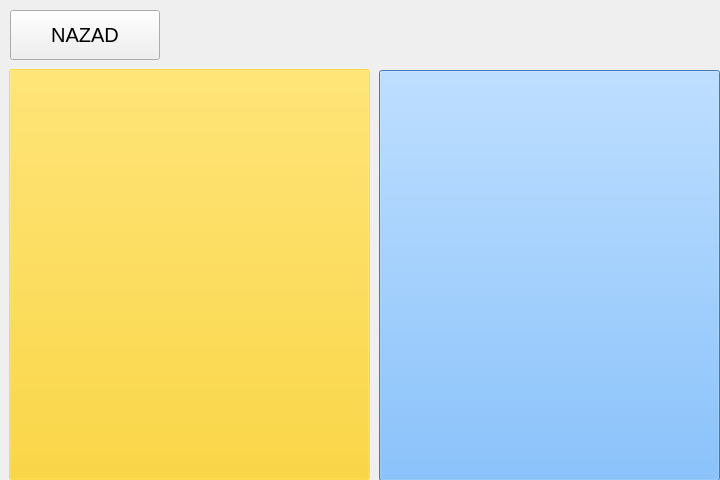
The window that Robot/Python/run/screen2.ui (aSrki/Eurobot2024) describes before a commit, drawn with Qt 5.
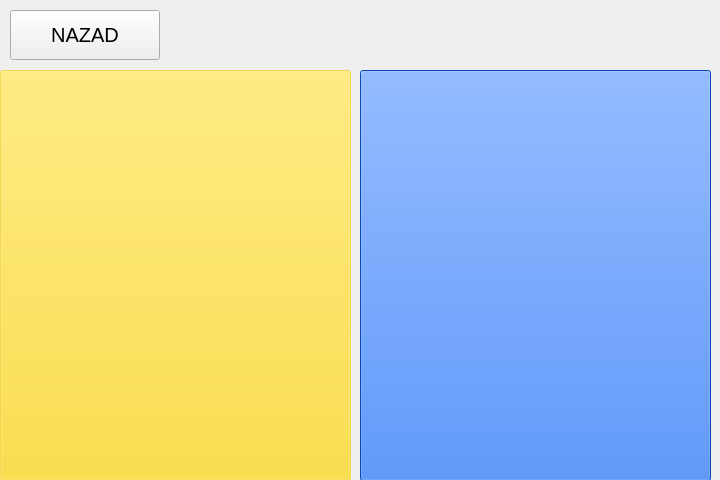
The same window after the commit.

What changed in the file:
```diff
--- a/Robot/Python/run/screen2.ui
+++ b/Robot/Python/run/screen2.ui
@@ -16,562 +16,12 @@
   <widget class="QPushButton" name="button_zuta">
    <property name="geometry">
     <rect>
-     <x>9</x>
-     <y>69</y>
-     <width>361</width>
+     <x>0</x>
+     <y>70</y>
+     <width>351</width>
      <height>411</height>
     </rect>
    </property>
-   <property name="palette">
-    <palette>
-     <active>
-      <colorrole role="WindowText">
-       <brush brushstyle="SolidPattern">
-        <color alpha="255">
-         <red>255</red>
-         <green>204</green>
-         <blue>0</blue>
-        </color>
-       </brush>
-      </colorrole>
-      <colorrole role="Button">
-       <brush brushstyle="SolidPattern">
-        <color alpha="255">
-         <red>255</red>
-         <green>204</green>
-         <blue>0</blue>
-        </color>
-       </brush>
-      </colorrole>
-      <colorrole role="Light">
-       <brush brushstyle="SolidPattern">
-        <color alpha="255">
-         <red>255</red>
-         <green>204</green>
-         <blue>0</blue>
-        </color>
-       </brush>
-      </colorrole>
-      <colorrole role="Midlight">
-       <brush brushstyle="SolidPattern">
-        <color alpha="255">
-         <red>255</red>
-         <green>204</green>
-         <blue>0</blue>
-        </color>
-       </brush>
-      </colorrole>
-      <colorrole role="Dark">
-       <brush brushstyle="SolidPattern">
-        <color alpha="255">
-         <red>255</red>
-         <green>204</green>
-         <blue>0</blue>
-        </color>
-       </brush>
-      </colorrole>
-      <colorrole role="Mid">
-       <brush brushstyle="SolidPattern">
-        <color alpha="255">
-         <red>255</red>
-         <green>204</green>
-         <blue>0</blue>
-        </color>
-       </brush>
-      </colorrole>
-      <colorrole role="Text">
-       <brush brushstyle="SolidPattern">
-        <color alpha="255">
-         <red>255</red>
-         <green>204</green>
-         <blue>0</blue>
-        </color>
-       </brush>
-      </colorrole>
-      <colorrole role="BrightText">
-       <brush brushstyle="SolidPattern">
-        <color alpha="255">
-         <red>255</red>
-         <green>204</green>
-         <blue>0</blue>
-        </color>
-       </brush>
-      </colorrole>
-      <colorrole role="ButtonText">
-       <brush brushstyle="SolidPattern">
-        <color alpha="255">
-         <red>255</red>
-         <green>204</green>
-         <blue>0</blue>
-        </color>
-       </brush>
-      </colorrole>
-      <colorrole role="Base">
-       <brush brushstyle="SolidPattern">
-        <color alpha="255">
-         <red>255</red>
-         <green>204</green>
-         <blue>0</blue>
-        </color>
-       </brush>
-      </colorrole>
-      <colorrole role="Window">
-       <brush brushstyle="SolidPattern">
-        <color alpha="255">
-         <red>255</red>
-         <green>204</green>
-         <blue>0</blue>
-        </color>
-       </brush>
-      </colorrole>
-      <colorrole role="Shadow">
-       <brush brushstyle="SolidPattern">
-        <color alpha="255">
-         <red>255</red>
-         <green>204</green>
-         <blue>0</blue>
-        </color>
-       </brush>
-      </colorrole>
-      <colorrole role="Highlight">
-       <brush brushstyle="SolidPattern">
-        <color alpha="255">
-         <red>255</red>
-         <green>204</green>
-         <blue>0</blue>
-        </color>
-       </brush>
-      </colorrole>
-      <colorrole role="HighlightedText">
-       <brush brushstyle="SolidPattern">
-        <color alpha="255">
-         <red>255</red>
-         <green>204</green>
-         <blue>0</blue>
-        </color>
-       </brush>
-      </colorrole>
-      <colorrole role="Link">
-       <brush brushstyle="SolidPattern">
-        <color alpha="255">
-         <red>255</red>
-         <green>204</green>
-         <blue>0</blue>
-        </color>
-       </brush>
-      </colorrole>
-      <colorrole role="LinkVisited">
-       <brush brushstyle="SolidPattern">
-        <color alpha="255">
-         <red>255</red>
-         <green>204</green>
-         <blue>0</blue>
-        </color>
-       </brush>
-      </colorrole>
-      <colorrole role="AlternateBase">
-       <brush brushstyle="SolidPattern">
-        <color alpha="255">
-         <red>255</red>
-         <green>204</green>
-         <blue>0</blue>
-        </color>
-       </brush>
-      </colorrole>
-      <colorrole role="NoRole">
-       <brush brushstyle="SolidPattern">
-        <color alpha="255">
-         <red>255</red>
-         <green>204</green>
-         <blue>0</blue>
-        </color>
-       </brush>
-      </colorrole>
-      <colorrole role="ToolTipBase">
-       <brush brushstyle="SolidPattern">
-        <color alpha="255">
-         <red>255</red>
-         <green>204</green>
-         <blue>0</blue>
-        </color>
-       </brush>
-      </colorrole>
-      <colorrole role="ToolTipText">
-       <brush brushstyle="SolidPattern">
-        <color alpha="255">
-         <red>255</red>
-         <green>204</green>
-         <blue>0</blue>
-        </color>
-       </brush>
-      </colorrole>
-     </active>
-     <inactive>
-      <colorrole role="WindowText">
-       <brush brushstyle="SolidPattern">
-        <color alpha="255">
-         <red>255</red>
-         <green>204</green>
-         <blue>0</blue>
-        </color>
-       </brush>
-      </colorrole>
-      <colorrole role="Button">
-       <brush brushstyle="SolidPattern">
-        <color alpha="255">
-         <red>255</red>
-         <green>204</green>
-         <blue>0</blue>
-        </color>
-       </brush>
-      </colorrole>
-      <colorrole role="Light">
-       <brush brushstyle="SolidPattern">
-        <color alpha="255">
-         <red>255</red>
-         <green>204</green>
-         <blue>0</blue>
-        </color>
-       </brush>
-      </colorrole>
-      <colorrole role="Midlight">
-       <brush brushstyle="SolidPattern">
-        <color alpha="255">
-         <red>255</red>
-         <green>204</green>
-         <blue>0</blue>
-        </color>
-       </brush>
-      </colorrole>
-      <colorrole role="Dark">
-       <brush brushstyle="SolidPattern">
-        <color alpha="255">
-         <red>255</red>
-         <green>204</green>
-         <blue>0</blue>
-        </color>
-       </brush>
-      </colorrole>
-      <colorrole role="Mid">
-       <brush brushstyle="SolidPattern">
-        <color alpha="255">
-         <red>255</red>
-         <green>204</green>
-         <blue>0</blue>
-        </color>
-       </brush>
-      </colorrole>
-      <colorrole role="Text">
-       <brush brushstyle="SolidPattern">
-        <color alpha="255">
-         <red>255</red>
-         <green>204</green>
-         <blue>0</blue>
-        </color>
-       </brush>
-      </colorrole>
-      <colorrole role="BrightText">
-       <brush brushstyle="SolidPattern">
-        <color alpha="255">
-         <red>255</red>
-         <green>204</green>
-         <blue>0</blue>
-        </color>
-       </brush>
-      </colorrole>
-      <colorrole role="ButtonText">
-       <brush brushstyle="SolidPattern">
-        <color alpha="255">
-         <red>255</red>
-         <green>204</green>
-         <blue>0</blue>
-        </color>
-       </brush>
-      </colorrole>
-      <colorrole role="Base">
-       <brush brushstyle="SolidPattern">
-        <color alpha="255">
-         <red>255</red>
-         <green>204</green>
-         <blue>0</blue>
-        </color>
-       </brush>
-      </colorrole>
-      <colorrole role="Window">
-       <brush brushstyle="SolidPattern">
-        <color alpha="255">
-         <red>255</red>
-         <green>204</green>
-         <blue>0</blue>
-        </color>
-       </brush>
-      </colorrole>
-      <colorrole role="Shadow">
-       <brush brushstyle="SolidPattern">
-        <color alpha="255">
-         <red>255</red>
-         <green>204</green>
-         <blue>0</blue>
-        </color>
-       </brush>
-      </colorrole>
-      <colorrole role="Highlight">
-       <brush brushstyle="SolidPattern">
-        <color alpha="255">
-         <red>255</red>
-         <green>204</green>
-         <blue>0</blue>
-        </color>
-       </brush>
-      </colorrole>
-      <colorrole role="HighlightedText">
-       <brush brushstyle="SolidPattern">
-        <color alpha="255">
-         <red>255</red>
-         <green>204</green>
-         <blue>0</blue>
-        </color>
-       </brush>
-      </colorrole>
-      <colorrole role="Link">
-       <brush brushstyle="SolidPattern">
-        <color alpha="255">
-         <red>255</red>
-         <green>204</green>
-         <blue>0</blue>
-        </color>
-       </brush>
-      </colorrole>
-      <colorrole role="LinkVisited">
-       <brush brushstyle="SolidPattern">
-        <color alpha="255">
-         <red>255</red>
-         <green>204</green>
-         <blue>0</blue>
-        </color>
-       </brush>
-      </colorrole>
-      <colorrole role="AlternateBase">
-       <brush brushstyle="SolidPattern">
-        <color alpha="255">
-         <red>255</red>
-         <green>204</green>
-         <blue>0</blue>
-        </color>
-       </brush>
-      </colorrole>
-      <colorrole role="NoRole">
-       <brush brushstyle="SolidPattern">
-        <color alpha="255">
-         <red>255</red>
-         <green>204</green>
-         <blue>0</blue>
-        </color>
-       </brush>
-      </colorrole>
-      <colorrole role="ToolTipBase">
-       <brush brushstyle="SolidPattern">
-        <color alpha="255">
-         <red>255</red>
-         <green>204</green>
-         <blue>0</blue>
-        </color>
-       </brush>
-      </colorrole>
-      <colorrole role="ToolTipText">
-       <brush brushstyle="SolidPattern">
-        <color alpha="255">
-         <red>255</red>
-         <green>204</green>
-         <blue>0</blue>
-        </color>
-       </brush>
-      </colorrole>
-     </inactive>
-     <disabled>
-      <colorrole role="WindowText">
-       <brush brushstyle="SolidPattern">
-        <color alpha="255">
-         <red>255</red>
-         <green>204</green>
-         <blue>0</blue>
-        </color>
-       </brush>
-      </colorrole>
-      <colorrole role="Button">
-       <brush brushstyle="SolidPattern">
-        <color alpha="255">
-         <red>255</red>
-         <green>204</green>
-         <blue>0</blue>
-        </color>
-       </brush>
-      </colorrole>
-      <colorrole role="Light">
-       <brush brushstyle="SolidPattern">
-        <color alpha="255">
-         <red>255</red>
-         <green>204</green>
-         <blue>0</blue>
-        </color>
-       </brush>
-      </colorrole>
-      <colorrole role="Midlight">
-       <brush brushstyle="SolidPattern">
-        <color alpha="255">
-         <red>255</red>
-         <green>204</green>
-         <blue>0</blue>
-        </color>
-       </brush>
-      </colorrole>
-      <colorrole role="Dark">
-       <brush brushstyle="SolidPattern">
-        <color alpha="255">
-         <red>255</red>
-         <green>204</green>
-         <blue>0</blue>
-        </color>
-       </brush>
-      </colorrole>
-      <colorrole role="Mid">
-       <brush brushstyle="SolidPattern">
-        <color alpha="255">
-         <red>255</red>
-         <green>204</green>
-         <blue>0</blue>
-        </color>
-       </brush>
-      </colorrole>
-      <colorrole role="Text">
-       <brush brushstyle="SolidPattern">
-        <color alpha="255">
-         <red>255</red>
-         <green>204</green>
-         <blue>0</blue>
-        </color>
-       </brush>
-      </colorrole>
-      <colorrole role="BrightText">
-       <brush brushstyle="SolidPattern">
-        <color alpha="255">
-         <red>255</red>
-         <green>204</green>
-         <blue>0</blue>
-        </color>
-       </brush>
-      </colorrole>
-      <colorrole role="ButtonText">
-       <brush brushstyle="SolidPattern">
-        <color alpha="255">
-         <red>255</red>
-         <green>204</green>
-         <blue>0</blue>
-        </color>
-       </brush>
-      </colorrole>
-      <colorrole role="Base">
-       <brush brushstyle="SolidPattern">
-        <color alpha="255">
-         <red>255</red>
-         <green>204</green>
-         <blue>0</blue>
-        </color>
-       </brush>
-      </colorrole>
-      <colorrole role="Window">
-       <brush brushstyle="SolidPattern">
-        <color alpha="255">
-         <red>255</red>
-         <green>204</green>
-         <blue>0</blue>
-        </color>
-       </brush>
-      </colorrole>
-      <colorrole role="Shadow">
-       <brush brushstyle="SolidPattern">
-        <color alpha="255">
-         <red>255</red>
-         <green>204</green>
-         <blue>0</blue>
-        </color>
-       </brush>
-      </colorrole>
-      <colorrole role="Highlight">
-       <brush brushstyle="SolidPattern">
-        <color alpha="255">
-         <red>0</red>
-         <green>120</green>
-         <blue>215</blue>
-        </color>
-       </brush>
-      </colorrole>
-      <colorrole role="HighlightedText">
-       <brush brushstyle="SolidPattern">
-        <color alpha="255">
-         <red>255</red>
-         <green>204</green>
-         <blue>0</blue>
-        </color>
-       </brush>
-      </colorrole>
-      <colorrole role="Link">
-       <brush brushstyle="SolidPattern">
-        <color alpha="255">
-         <red>255</red>
-         <green>204</green>
-         <blue>0</blue>
-        </color>
-       </brush>
-      </colorrole>
-      <colorrole role="LinkVisited">
-       <brush brushstyle="SolidPattern">
-        <color alpha="255">
-         <red>255</red>
-         <green>204</green>
-         <blue>0</blue>
-        </color>
-       </brush>
-      </colorrole>
-      <colorrole role="AlternateBase">
-       <brush brushstyle="SolidPattern">
-        <color alpha="255">
-         <red>255</red>
-         <green>204</green>
-         <blue>0</blue>
-        </color>
-       </brush>
-      </colorrole>
-      <colorrole role="NoRole">
-       <brush brushstyle="SolidPattern">
-        <color alpha="255">
-         <red>255</red>
-         <green>204</green>
-         <blue>0</blue>
-        </color>
-       </brush>
-      </colorrole>
-      <colorrole role="ToolTipBase">
-       <brush brushstyle="SolidPattern">
-        <color alpha="255">
-         <red>255</red>
-         <green>204</green>
-         <blue>0</blue>
-        </color>
-       </brush>
-      </colorrole>
-      <colorrole role="ToolTipText">
-       <brush brushstyle="SolidPattern">
-        <color alpha="255">
-         <red>255</red>
-         <green>204</green>
-         <blue>0</blue>
-        </color>
-       </brush>
-      </colorrole>
-     </disabled>
-    </palette>
-   </property>
    <property name="font">
     <font>
      <pointsize>20</pointsize>
@@ -581,18 +31,22 @@
     <bool>false</bool>
    </property>
    <property name="styleSheet">
-    <string notr="true">background-color:rgb(255, 204, 0)</string>
+    <string notr="true">color: rgb(255, 208, 16);
+selection-background-color: rgb(255, 218, 32);
+selection-color: rgb(255, 189, 33);
+alternate-background-color: rgb(255, 192, 32);
+background-color: rgb(255, 216, 16);</string>
    </property>
    <property name="text">
-    <string> </string>
+    <string/>
    </property>
   </widget>
   <widget class="QPushButton" name="button_plava">
    <property name="geometry">
     <rect>
-     <x>379</x>
+     <x>360</x>
      <y>70</y>
-     <width>341</width>
+     <width>351</width>
      <height>411</height>
     </rect>
    </property>
@@ -602,10 +56,10 @@
     </font>
    </property>
    <property name="styleSheet">
-    <string notr="true">background-color:rgb(92, 171, 255)</string>
+    <string notr="true">background-color:rgb(12, 100, 255)</string>
    </property>
    <property name="text">
-    <string> </string>
+    <string/>
    </property>
   </widget>
   <widget class="QPushButton" name="button_back">
```
